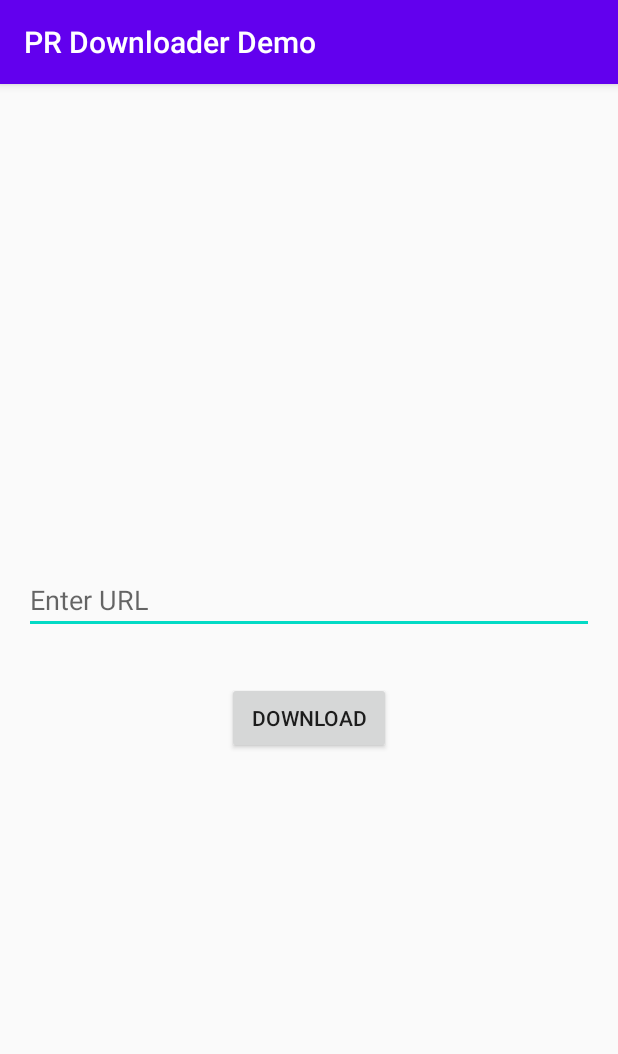
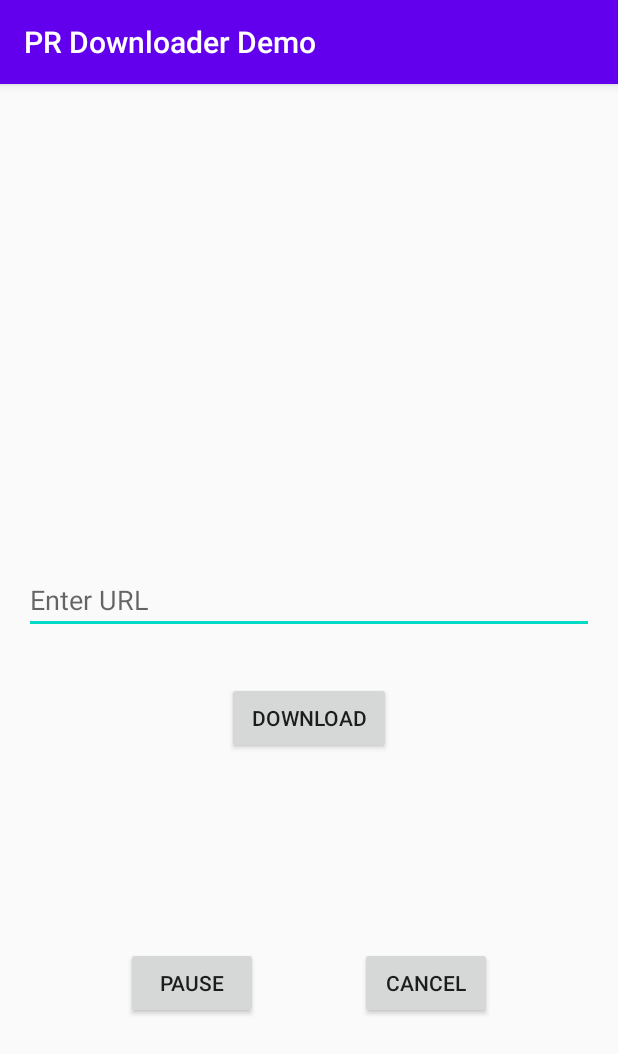
Before and after one commit to shrayanbajra/PR-Downloader-Demo, an Android app: the screen it shows after launch (MainActivity), on a phone screen of 412 x 824 dp. Shown: the top 1054 px of the screen. Run offline under Robolectric (Android 15) with nearby library versions, the phone set to English and light mode, and no system bars; libraries missing offline, so code that uses them is left out: com.downloader; 2 statements that could not run were skipped.

Commit message:
Added buttons for pause and cancel in views

```diff
--- a/app/src/main/res/layout/activity_main.xml
+++ b/app/src/main/res/layout/activity_main.xml
@@ -33,4 +33,23 @@
         app:layout_constraintRight_toRightOf="parent"
         app:layout_constraintTop_toBottomOf="@id/et_uri" />
 
+    <Button
+        android:id="@+id/btn_pause"
+        android:layout_width="wrap_content"
+        android:layout_height="wrap_content"
+        android:text="@string/pause"
+        app:layout_constraintBottom_toBottomOf="parent"
+        app:layout_constraintLeft_toLeftOf="parent"
+        app:layout_constraintRight_toLeftOf="@id/btn_cancel"
+        app:layout_constraintTop_toBottomOf="@id/btn_download" />
+
+    <Button
+        android:id="@+id/btn_cancel"
+        android:layout_width="wrap_content"
+        android:layout_height="wrap_content"
+        android:text="@string/cancel"
+        app:layout_constraintLeft_toRightOf="@id/btn_pause"
+        app:layout_constraintRight_toRightOf="parent"
+        app:layout_constraintTop_toTopOf="@id/btn_pause" />
+
 </androidx.constraintlayout.widget.ConstraintLayout>
--- a/app/src/main/res/values/strings.xml
+++ b/app/src/main/res/values/strings.xml
@@ -2,4 +2,6 @@
     <string name="app_name">PR Downloader Demo</string>
     <string name="enter_url">Enter URL</string>
     <string name="download">Download</string>
+    <string name="pause">Pause</string>
+    <string name="cancel">Cancel</string>
 </resources>
```
